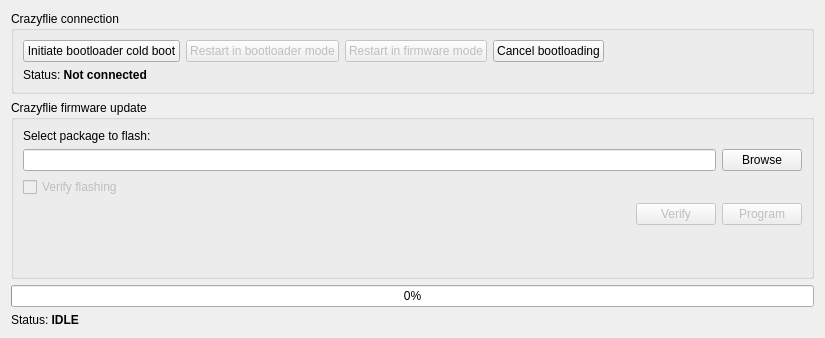
bitcraze/crazyflie-clients-python, file src/cfclient/ui/dialogs/bootloader.ui: the form before one commit.
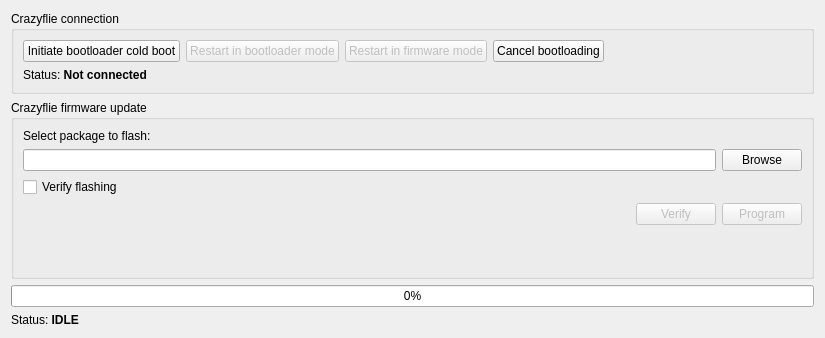
The form after the commit.

Commit message: verify&flash testing

The edit to the form file:
```diff
--- a/src/cfclient/ui/dialogs/bootloader.ui
+++ b/src/cfclient/ui/dialogs/bootloader.ui
@@ -115,7 +115,7 @@
             <item row="2" column="0">
              <widget class="QCheckBox" name="verifyCheckBox">
               <property name="enabled">
-               <bool>false</bool>
+               <bool>true</bool>
               </property>
               <property name="text">
                <string>Verify flashing</string>
```
The commit also changes 2 other files.
